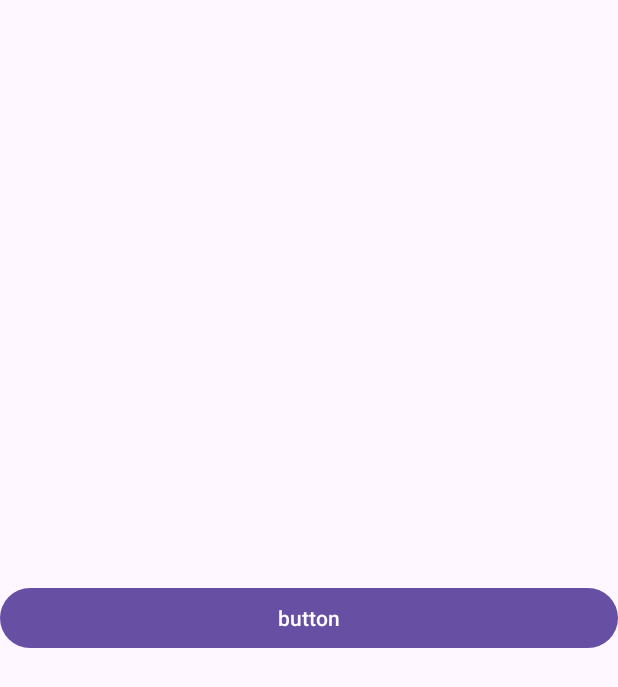
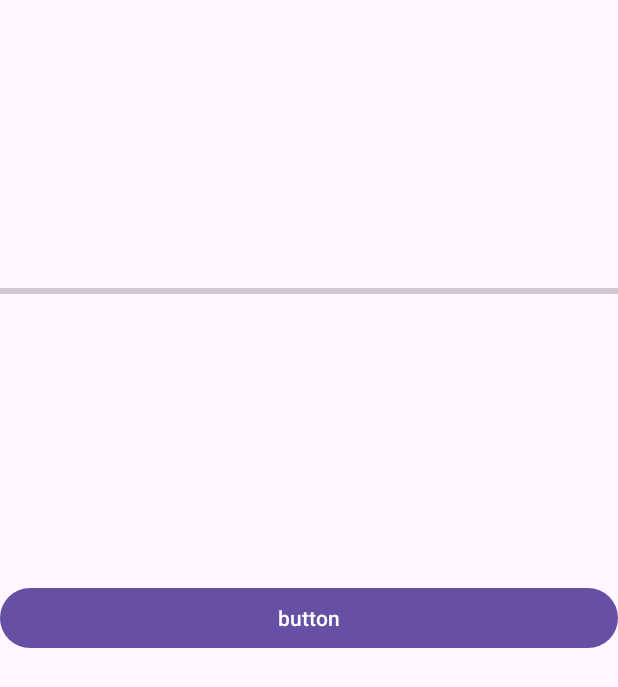
Before and after one commit to 1beattrue/BroadcastReceivers, an Android app: the screen it shows after launch (MainActivity), on a phone screen of 412 x 824 dp. Shown: the top 687 px of the screen. Run offline under Robolectric (Android 15) with nearby library versions, the phone set to English and light mode, and no system bars.

Commit message:
Имитация загрузки и отображение прогресса

```diff
--- a/app/src/main/AndroidManifest.xml
+++ b/app/src/main/AndroidManifest.xml
@@ -21,6 +21,7 @@
                 <category android:name="android.intent.category.LAUNCHER" />
             </intent-filter>
         </activity>
+        <service android:name=".MyService"/>
     </application>
 
 </manifest>
--- a/app/src/main/java/edu/mirea/onebeattrue/broadcastreceivers/MainActivity.kt
+++ b/app/src/main/java/edu/mirea/onebeattrue/broadcastreceivers/MainActivity.kt
@@ -1,19 +1,33 @@
 package edu.mirea.onebeattrue.broadcastreceivers
 
+import android.content.BroadcastReceiver
+import android.content.Context
 import android.content.Intent
 import android.content.IntentFilter
 import android.os.Bundle
 import android.widget.Button
+import android.widget.ProgressBar
 import androidx.appcompat.app.AppCompatActivity
 
 class MainActivity : AppCompatActivity() {
 
-    private val receiver = MyReceiver()
+    private lateinit var progressBar: ProgressBar
+    private val receiver = object : BroadcastReceiver() {
+        override fun onReceive(context: Context?, intent: Intent?) {
+            if (intent?.action == "loaded") {
+                val percent = intent.getIntExtra("percent", 0)
+                progressBar.progress = percent
+            }
+        }
+
+    }
     private var clickCount = 0
 
     override fun onCreate(savedInstanceState: Bundle?) {
         super.onCreate(savedInstanceState)
         setContentView(R.layout.activity_main)
+
+        progressBar = findViewById(R.id.progressBar)
 
         findViewById<Button>(R.id.btnButton).setOnClickListener {
             Intent(MyReceiver.ACTION_CLICKED).apply {
@@ -23,11 +37,13 @@ class MainActivity : AppCompatActivity() {
         }
 
         val intentFilter = IntentFilter().apply {
-            addAction(Intent.ACTION_BATTERY_LOW)
-            addAction(Intent.ACTION_AIRPLANE_MODE_CHANGED)
-            addAction(MyReceiver.ACTION_CLICKED)
+            addAction("loaded")
         }
+
         registerReceiver(receiver, intentFilter)
+        Intent(this, MyService::class.java).apply {
+            startService(this)
+        }
     }
 
     override fun onDestroy() {
--- a/app/src/main/java/edu/mirea/onebeattrue/broadcastreceivers/MyReceiver.kt
+++ b/app/src/main/java/edu/mirea/onebeattrue/broadcastreceivers/MyReceiver.kt
@@ -8,6 +8,11 @@ import android.widget.Toast
 class MyReceiver : BroadcastReceiver() {
     override fun onReceive(context: Context?, intent: Intent?) {
         when (intent?.action) {
+            "loaded" -> {
+                val percent = intent.getIntExtra("percent", 0)
+                Toast.makeText(context, "Loaded $percent", Toast.LENGTH_SHORT).show()
+            }
+
             ACTION_CLICKED -> {
                 val count = intent.getIntExtra(EXTRA_COUNT, 0)
                 Toast.makeText(context, "Clicked $count times", Toast.LENGTH_SHORT).show()
--- a/app/src/main/res/layout/activity_main.xml
+++ b/app/src/main/res/layout/activity_main.xml
@@ -16,4 +16,16 @@
         app:layout_constraintStart_toStartOf="parent"
         app:layout_constraintTop_toTopOf="parent" />
 
+    <ProgressBar
+        android:id="@+id/progressBar"
+        style="?android:attr/progressBarStyleHorizontal"
+        android:max="100"
+        android:progress="0"
+        android:layout_width="match_parent"
+        android:layout_height="wrap_content"
+        app:layout_constraintBottom_toTopOf="@+id/btnButton"
+        app:layout_constraintEnd_toEndOf="parent"
+        app:layout_constraintStart_toStartOf="parent"
+        app:layout_constraintTop_toTopOf="parent" />
+
 </androidx.constraintlayout.widget.ConstraintLayout>
```
Also changed, not shown: app/build.gradle.kts (+4 -4 lines), app/src/main/java/edu/mirea/onebeattrue/broadcastreceivers/MyService.kt (added, +27 -0 lines).
